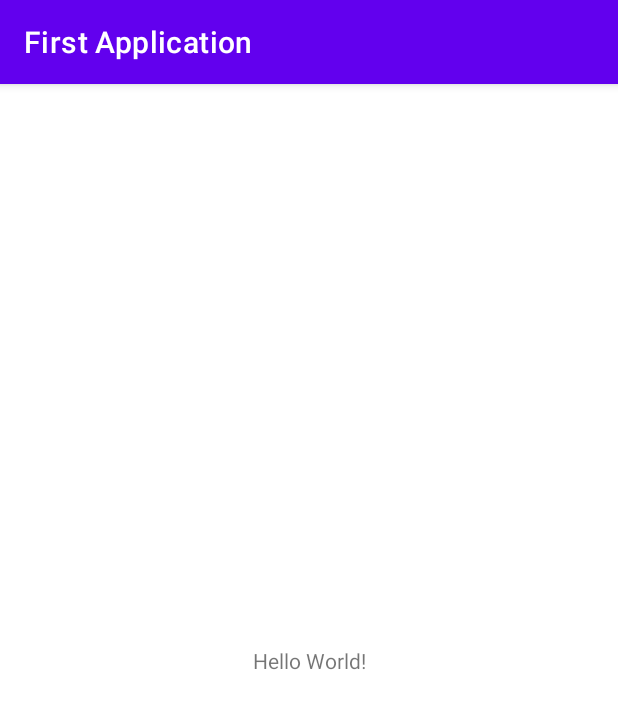
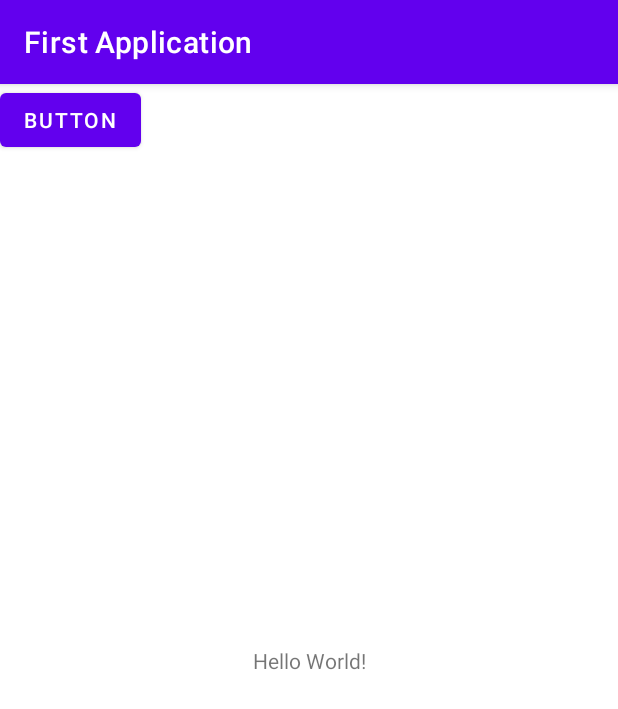
Before and after one commit to 0Gio37/First-Android-App, an Android app: the screen it shows after launch (MainActivity), on a phone screen of 412 x 824 dp. Shown: the top 709 px of the screen. Run offline under Robolectric (Android 15) with nearby library versions, the phone set to English and light mode, and no system bars.

Commit message:
test btn

```diff
--- a/app/src/main/res/layout/activity_main.xml
+++ b/app/src/main/res/layout/activity_main.xml
@@ -15,4 +15,12 @@
         app:layout_constraintStart_toStartOf="parent"
         app:layout_constraintTop_toTopOf="parent" />
 
+    <Button
+        android:id="@+id/button"
+        android:layout_width="wrap_content"
+        android:layout_height="wrap_content"
+        android:text="Button"
+        tools:layout_editor_absoluteX="124dp"
+        tools:layout_editor_absoluteY="493dp" />
+
 </androidx.constraintlayout.widget.ConstraintLayout>
```
